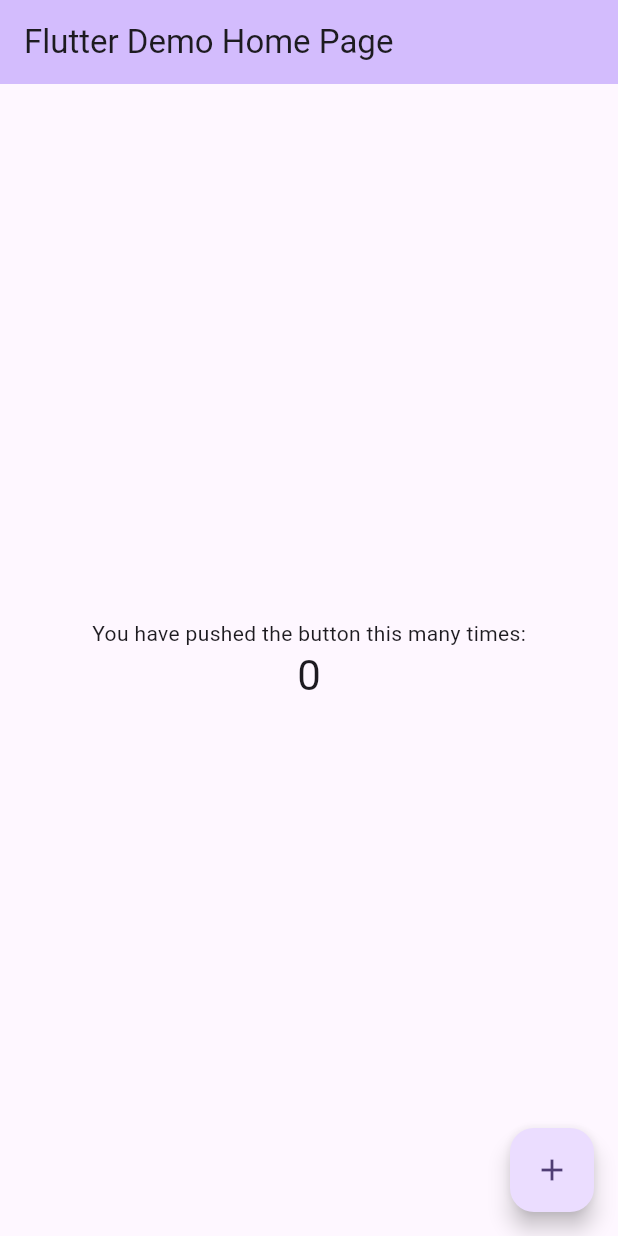
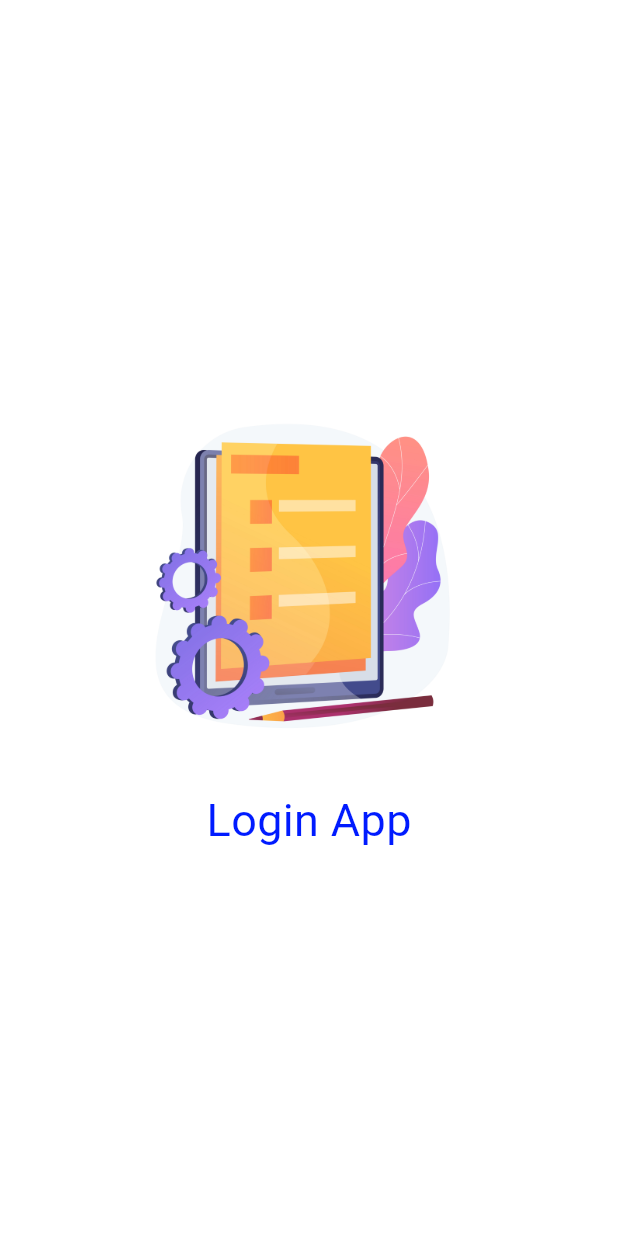
Before and after one commit to HarshPatle1910/zeex-ai-task, a Flutter app: the screen it shows after launch, on a phone screen of 412 x 824 dp. Run offline on Flutter 3.47's test engine with Material 3 defaults, Android fonts, the phone set to English and light mode, and no system bars; our stand-ins replace firebase_core, get, google_fonts; accounts and stored records are empty.

Commit message:
Created constants and splashscreen

```diff
--- a/lib/main.dart
+++ b/lib/main.dart
@@ -1,6 +1,9 @@
 import 'package:firebase_core/firebase_core.dart';
 import 'package:flutter/foundation.dart';
 import 'package:flutter/material.dart';
+import 'package:get/get_navigation/src/root/get_material_app.dart';
+import 'package:task1/src/features/authentication/screens/splash_screen/splash_screen.dart';
+import 'package:task1/src/utils/theme/theme.dart';
 
 void main() async {
   WidgetsFlutterBinding.ensureInitialized();
@@ -24,116 +27,16 @@ void main() async {
 class MyApp extends StatelessWidget {
   const MyApp({super.key});
 
-  // This widget is the root of your application.
   @override
   Widget build(BuildContext context) {
-    return MaterialApp(
+    return GetMaterialApp(
+      debugShowCheckedModeBanner: false,
       title: 'Flutter Demo',
-      theme: ThemeData(
-        // This is the theme of your application.
-        //
-        // TRY THIS: Try running your application with "flutter run". You'll see
-        // the application has a purple toolbar. Then, without quitting the app,
-        // try changing the seedColor in the colorScheme below to Colors.green
-        // and then invoke "hot reload" (save your changes or press the "hot
-        // reload" button in a Flutter-supported IDE, or press "r" if you used
-        // the command line to start the app).
-        //
-        // Notice that the counter didn't reset back to zero; the application
-        // state is not lost during the reload. To reset the state, use hot
-        // restart instead.
-        //
-        // This works for code too, not just values: Most code changes can be
-        // tested with just a hot reload.
-        colorScheme: ColorScheme.fromSeed(seedColor: Colors.deepPurple),
-      ),
-      home: const MyHomePage(title: 'Flutter Demo Home Page'),
+      theme: TAppTheme.lightTheme,
+      darkTheme: TAppTheme.darkTheme,
+      themeMode: ThemeMode.system,
+      // home: const MyHomePage(title: 'Flutter Demo Home Page'),
+      home: SplashScreen(),
     );
   }
 }
-
-class MyHomePage extends StatefulWidget {
-  const MyHomePage({super.key, required this.title});
-
-  // This widget is the home page of your application. It is stateful, meaning
-  // that it has a State object (defined below) that contains fields that affect
-  // how it looks.
-
-  // This class is the configuration for the state. It holds the values (in this
-  // case the title) provided by the parent (in this case the App widget) and
-  // used by the build method of the State. Fields in a Widget subclass are
-  // always marked "final".
-
-  final String title;
-
-  @override
-  State<MyHomePage> createState() => _MyHomePageState();
-}
-
-class _MyHomePageState extends State<MyHomePage> {
-  int _counter = 0;
-
-  void _incrementCounter() {
-    setState(() {
-      // This call to setState tells the Flutter framework that something has
-      // changed in this State, which causes it to rerun the build method below
-      // so that the display can reflect the updated values. If we changed
-      // _counter without calling setState(), then the build method would not be
-      // called again, and so nothing would appear to happen.
-      _counter++;
-    });
-  }
-
-  @override
-  Widget build(BuildContext context) {
-    // This method is rerun every time setState is called, for instance as done
-    // by the _incrementCounter method above.
-    //
-    // The Flutter framework has been optimized to make rerunning build methods
-    // fast, so that you can just rebuild anything that needs updating rather
-    // than having to individually change instances of widgets.
-    return Scaffold(
-      appBar: AppBar(
-        // TRY THIS: Try changing the color here to a specific color (to
-        // Colors.amber, perhaps?) and trigger a hot reload to see the AppBar
-        // change color while the other colors stay the same.
-        backgroundColor: Theme.of(context).colorScheme.inversePrimary,
-        // Here we take the value from the MyHomePage object that was created by
-        // the App.build method, and use it to set our appbar title.
-        title: Text(widget.title),
-      ),
-      body: Center(
-        // Center is a layout widget. It takes a single child and positions it
-        // in the middle of the parent.
-        child: Column(
-          // Column is also a layout widget. It takes a list of children and
-          // arranges them vertically. By default, it sizes itself to fit its
-          // children horizontally, and tries to be as tall as its parent.
-          //
-          // Column has various properties to control how it sizes itself and
-          // how it positions its children. Here we use mainAxisAlignment to
-          // center the children vertically; the main axis here is the vertical
-          // axis because Columns are vertical (the cross axis would be
-          // horizontal).
-          //
-          // TRY THIS: Invoke "debug painting" (choose the "Toggle Debug Paint"
-          // action in the IDE, or press "p" in the console), to see the
-          // wireframe for each widget.
-          mainAxisAlignment: MainAxisAlignment.center,
-          children: <Widget>[
-            const Text('You have pushed the button this many times:'),
-            Text(
-              '$_counter',
-              style: Theme.of(context).textTheme.headlineMedium,
-            ),
-          ],
-        ),
-      ),
-      floatingActionButton: FloatingActionButton(
-        onPressed: _incrementCounter,
-        tooltip: 'Increment',
-        child: const Icon(Icons.add),
-      ), // This trailing comma makes auto-formatting nicer for build methods.
-    );
-  }
-}
--- /dev/null
+++ b/lib/src/constants/colors.dart
@@ -0,0 +1,9 @@
+import 'dart:ui';
+
+const tPrimaryColor = Color(0xFFFFE400);
+const tSecondaryColor = Color(0xFF272727);
+const tAccentColor = Color(0xFF001BFF);
+
+const tCardBgColor = Color(0xFFF7F6F1);
+const tWhiteColor = Color(0xFFFFFFFF);
+const tDarkColor = Color(0xFF000000);
--- /dev/null
+++ b/lib/src/constants/image_strings.dart
@@ -0,0 +1 @@
+const String tSplashImage = "assets/images/splash_screen.jpg";
--- /dev/null
+++ b/lib/src/constants/sizes.dart
@@ -0,0 +1,2 @@
+const tDefaultSize = 30.0;
+const tSplashContainerSize = 30.0;
--- /dev/null
+++ b/lib/src/constants/text_strings.dart
@@ -0,0 +1,2 @@
+const String tAppName = "Login App";
+const String tAppTagLine = "Hurrayyyy! Entered to home page........";
--- /dev/null
+++ b/lib/src/features/authentication/controllers/splash_controller.dart
@@ -0,0 +1,16 @@
+import 'package:get/get.dart';
+
+import '../screens/welcome_screen.dart';
+
+class SplashController extends GetxController {
+  @override
+  void onInit() {
+    super.onInit();
+    navigateToHome();
+  }
+
+  void navigateToHome() async {
+    await Future.delayed(const Duration(seconds: 10)); // Delay for 3 sec
+    Get.off(() => HomeScreen()); // Navigate to Home Screen
+  }
+}
--- /dev/null
+++ b/lib/src/features/authentication/screens/splash_screen/splash_screen.dart
@@ -0,0 +1,79 @@
+// import 'package:flutter/material.dart';
+// import 'package:task1/src/constants/image_strings.dart';
+//
+// class SplashScreen extends StatelessWidget {
+//   const SplashScreen({super.key});
+//
+//   @override
+//   Widget build(BuildContext context) {
+//     return SafeArea(
+//       child: Scaffold(
+//         body: Stack(
+//           children: [
+//             Center(
+//               child: Container(
+//                 child: Image(
+//                   image: AssetImage(tSplashImage),
+//                   height: 250,
+//                   // width: 200,
+//                 ),
+//               ),
+//             ),
+//           ],
+//         ),
+//       ),
+//     );
+//   }
+// }
+
+import 'package:flutter/material.dart';
+import 'package:get/get.dart';
+
+import '../../../../constants/colors.dart';
+import '../../../../constants/image_strings.dart';
+import '../../../../constants/sizes.dart';
+import '../../../../constants/text_strings.dart';
+import '../../controllers/splash_controller.dart';
+
+class SplashScreen extends StatelessWidget {
+  final SplashController splashController = Get.put(SplashController());
+
+  @override
+  Widget build(BuildContext context) {
+    return Scaffold(
+      backgroundColor: tWhiteColor,
+      body: Center(
+        child: TweenAnimationBuilder(
+          tween: Tween<double>(begin: 0, end: 1),
+          duration: Duration(seconds: 1),
+          builder: (context, double opacity, child) {
+            return Opacity(
+              opacity: opacity,
+              child: Column(
+                mainAxisAlignment: MainAxisAlignment.center,
+                children: [
+                  Container(
+                    child: Image(
+                      image: AssetImage(tSplashImage),
+                      height: 250,
+                      // width: 200,
+                    ),
+                  ),
+                  SizedBox(height: 20),
+                  Text(
+                    tAppName,
+                    // style: Theme.of(context).textTheme.headlineMedium,
+                    style: TextStyle(
+                      color: tAccentColor,
+                      fontSize: tDefaultSize,
+                    ),
+                  ),
+                ],
+              ),
+            );
+          },
+        ),
+      ),
+    );
+  }
+}
--- /dev/null
+++ b/lib/src/features/authentication/screens/welcome_screen.dart
@@ -0,0 +1,11 @@
+import 'package:flutter/material.dart';
+
+class HomeScreen extends StatelessWidget {
+  @override
+  Widget build(BuildContext context) {
+    return Scaffold(
+      appBar: AppBar(title: Text("Home Screen")),
+      body: Center(child: Text("Welcome to Home Screen!")),
+    );
+  }
+}
--- /dev/null
+++ b/lib/src/utils/theme/theme.dart
@@ -0,0 +1,13 @@
+import 'package:flutter/material.dart';
+import 'package:task1/src/utils/theme/widget_theme/text_theme.dart';
+
+class TAppTheme {
+  static ThemeData lightTheme = ThemeData(
+    brightness: Brightness.light,
+    textTheme: TTextTheme.darkTextTheme,
+  );
+  static ThemeData darkTheme = ThemeData(
+    brightness: Brightness.dark,
+    textTheme: TTextTheme.lightTextTheme,
+  );
+}
--- /dev/null
+++ b/lib/src/utils/theme/widget_theme/text_theme.dart
@@ -0,0 +1,13 @@
+import 'package:flutter/material.dart';
+import 'package:google_fonts/google_fonts.dart';
+
+class TTextTheme {
+  static TextTheme lightTextTheme = TextTheme(
+    headlineMedium: GoogleFonts.montserrat(color: Colors.black87),
+    titleMedium: GoogleFonts.poppins(color: Colors.black54, fontSize: 24),
+  );
+  static TextTheme darkTextTheme = TextTheme(
+    headlineMedium: GoogleFonts.montserrat(color: Colors.white70),
+    titleMedium: GoogleFonts.poppins(color: Colors.white60, fontSize: 24),
+  );
+}
```
Also changed, not shown: pubspec.yaml (+4 -36 lines), assets/images/splash_screen.jpg (added), pubspec.lock, 1 other file.
